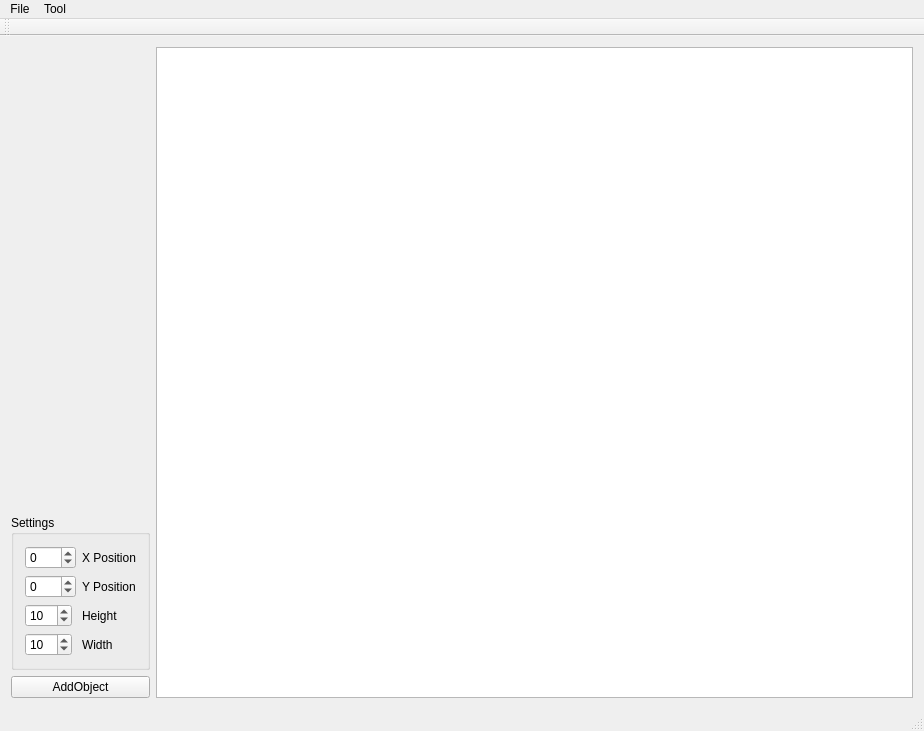
Old version of the form mainwindow.ui in the repository benediktrauch/VectorDrawing.
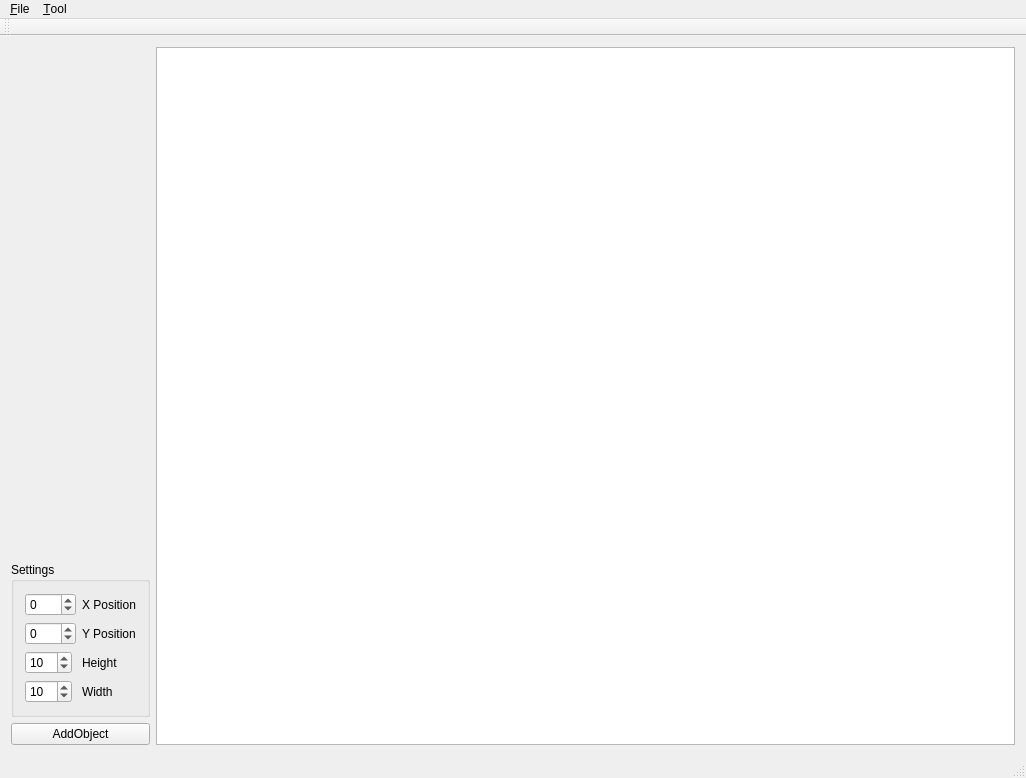
New version of the form. Icons and pictures are not drawn. Custom widgets are drawn as their Qt base class.

```diff
--- a/mainwindow.ui
+++ b/mainwindow.ui
@@ -6,8 +6,8 @@
    <rect>
     <x>0</x>
     <y>0</y>
-    <width>924</width>
-    <height>731</height>
+    <width>1026</width>
+    <height>778</height>
    </rect>
   </property>
   <property name="windowTitle">
@@ -150,13 +150,13 @@
     <rect>
      <x>0</x>
      <y>0</y>
-     <width>924</width>
-     <height>19</height>
+     <width>1026</width>
+     <height>25</height>
     </rect>
    </property>
    <widget class="QMenu" name="menuFile">
     <property name="title">
-     <string>File</string>
+     <string>&amp;File</string>
     </property>
     <addaction name="actionOpen"/>
     <addaction name="actionSave"/>
@@ -164,7 +164,7 @@
    </widget>
    <widget class="QMenu" name="menuTool">
     <property name="title">
-     <string>Tool</string>
+     <string>&amp;Tool</string>
     </property>
     <addaction name="actionSelect_Tool"/>
     <addaction name="actionCircle_Tool"/>
@@ -178,7 +178,7 @@
     <enum>TopToolBarArea</enum>
    </attribute>
    <attribute name="toolBarBreak">
-    <bool>false</bool>
+    <bool>true</bool>
    </attribute>
   </widget>
   <widget class="QStatusBar" name="statusBar"/>
```
Left out of the diff: 45 changed lines with no effect on the pictures.
